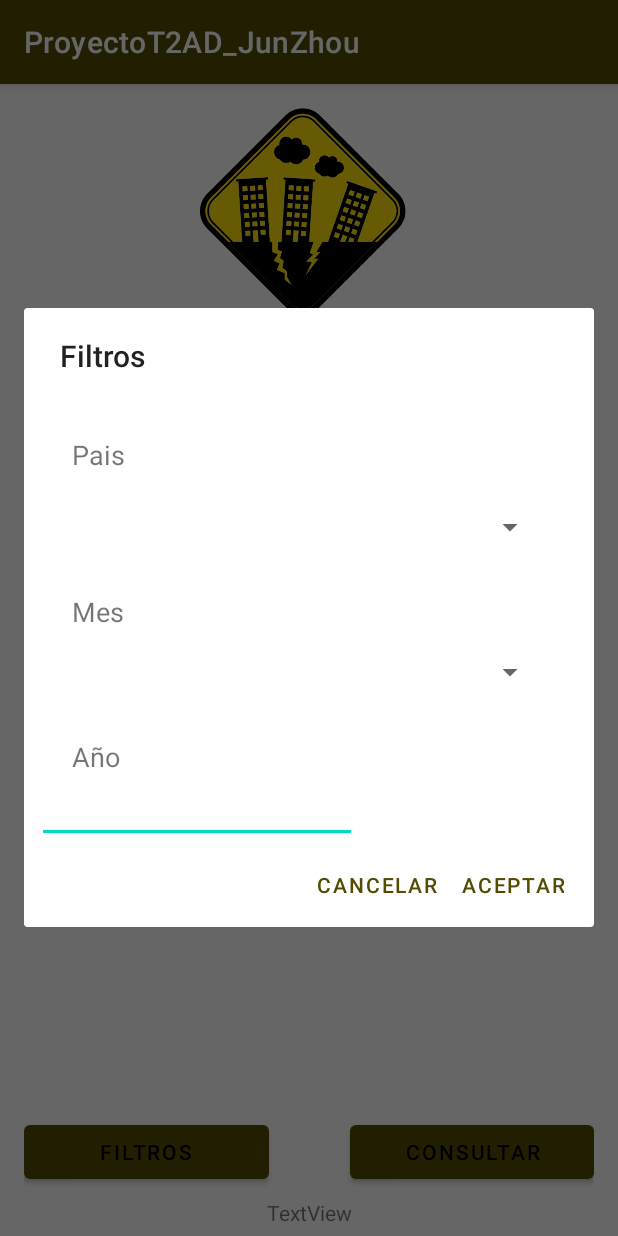
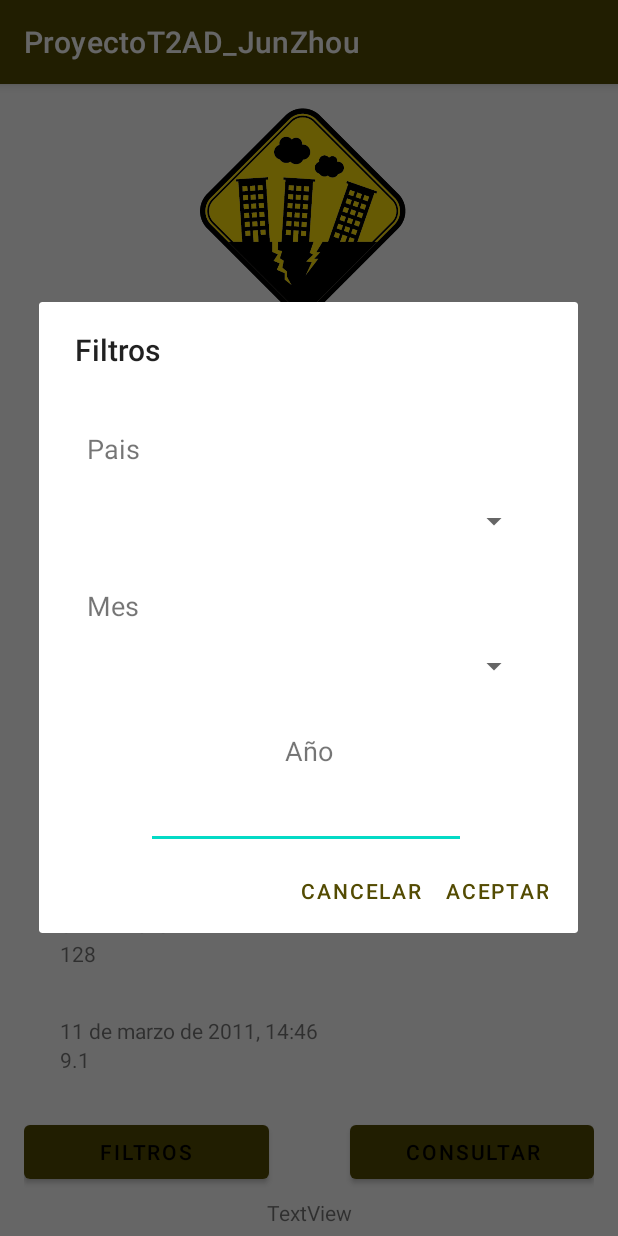
Before and after one commit to JunZH0/Earthquake_Android_APP, an Android app: the screen it shows after launch (MainActivity), after a tap on "FILTROS", on a phone screen of 412 x 824 dp. Run offline under Robolectric (Android 15) with nearby library versions, the phone set to English and light mode, and no system bars; our stand-ins replace Room's generated code.

Commit message:
finished implementing recycleView and Query test to display the information

```diff
--- a/app/src/main/java/com/example/proyectot2ad_junzhou/MainActivity.java
+++ b/app/src/main/java/com/example/proyectot2ad_junzhou/MainActivity.java
@@ -1,12 +1,10 @@
 package com.example.proyectot2ad_junzhou;
 
 import androidx.appcompat.app.AppCompatActivity;
+import androidx.recyclerview.widget.DefaultItemAnimator;
+import androidx.recyclerview.widget.LinearLayoutManager;
 import androidx.recyclerview.widget.RecyclerView;
-import androidx.room.Dao;
-import androidx.room.Room;
 
-import android.content.Intent;
-import android.database.sqlite.SQLiteConstraintException;
 import android.os.Bundle;
 import android.view.View;
 import android.widget.Button;
@@ -14,7 +12,7 @@ import android.widget.Button;
 import com.example.proyectot2ad_junzhou.dao.TerremotosDao;
 import com.example.proyectot2ad_junzhou.entity.PaisesAfectados;
 import com.example.proyectot2ad_junzhou.entity.Terremotos;
-import com.example.proyectot2ad_junzhou.rvutils.db.TerremotoAdapter;
+import com.example.proyectot2ad_junzhou.rvutils.db.TerremotosAdapter;
 import com.example.proyectot2ad_junzhou.rvutils.db.TerremotosDB;
 
 import java.io.File;
@@ -24,11 +22,12 @@ import java.util.List;
 
 public class MainActivity extends AppCompatActivity implements View.OnClickListener, OnDatosListener {
 
-    Button btnFiltro;
-    Button btnConsulta;
-    RecyclerView rvTerremotos;
-    TerremotosDB tDB;
-    TerremotoAdapter tAdapter;
+    private Button btnFiltro;
+    private Button btnConsulta;
+    private RecyclerView rvTerremotos;
+    private TerremotosDB tDB;
+    private TerremotosAdapter tAdapter;
+    private List<Terremotos> listaTerremotos;
 
 
     @Override
@@ -44,6 +43,27 @@ public class MainActivity extends AppCompatActivity implements View.OnClickListe
         btnConsulta.setOnClickListener((View.OnClickListener) this);
 
         initDatos();
+        cargarRecycleView();
+
+
+
+    }
+
+    private void cargarRecycleView() {
+        listaTerremotos = new ArrayList<>();
+        tAdapter = new TerremotosAdapter(listaTerremotos);
+        RecyclerView.LayoutManager layoutManager = new LinearLayoutManager(this);
+        rvTerremotos.setLayoutManager(layoutManager);
+        rvTerremotos.setItemAnimator(new DefaultItemAnimator());
+        rvTerremotos.setAdapter(tAdapter);
+
+        tDB = TerremotosDB.getDatabase(this);
+
+        TerremotosDao tDao = tDB.terremotosDao();
+
+        List<Terremotos> terremotosList = tDao.getAll();
+        TerremotosAdapter adapter = new TerremotosAdapter(terremotosList);
+        rvTerremotos.setAdapter(adapter);
 
     }
 
@@ -159,10 +179,7 @@ public class MainActivity extends AppCompatActivity implements View.OnClickListe
             FilterDialog filterDialog = new FilterDialog();
             filterDialog.show(getSupportFragmentManager(), "FilterDialog");
         } else if (view.getId() == R.id.btnQuery) {
-            // hace una consulta a la base de datos y muestra los resultados en el recycler view
-            tDB = TerremotosDB.getDatabase(this);
-            List<Terremotos> listaTerremotos = tDB.terremotosDao().getAll();
-           // TODO
+
 
         }
     }
--- a/app/src/main/java/com/example/proyectot2ad_junzhou/entity/PaisesAfectados.java
+++ b/app/src/main/java/com/example/proyectot2ad_junzhou/entity/PaisesAfectados.java
@@ -8,17 +8,17 @@ import androidx.room.Index;
 import androidx.room.PrimaryKey;
 
 @Entity(tableName = "PAISES_AFECTADOS",
+        primaryKeys = {"fecha_Hora", "pais"},
         foreignKeys = {@ForeignKey(entity = Terremotos.class,
-        parentColumns = "fecha_Hora",
-        childColumns = "fecha_Hora",
-        onDelete = ForeignKey.CASCADE)})
-
+                parentColumns = "fecha_Hora",
+                childColumns = "fecha_Hora",
+                onDelete = ForeignKey.CASCADE)})
 public class PaisesAfectados {
 
-    @PrimaryKey
     @NonNull
     public String fecha_Hora;
 
+    @NonNull
     @ColumnInfo(name = "pais")
     public String pais;
 
--- /dev/null
+++ b/app/src/main/java/com/example/proyectot2ad_junzhou/rvutils/db/TerremotosAdapter.java
@@ -0,0 +1,61 @@
+package com.example.proyectot2ad_junzhou.rvutils.db;
+
+import android.view.LayoutInflater;
+import android.view.View;
+import android.view.ViewGroup;
+import android.widget.TextView;
+
+import androidx.annotation.NonNull;
+import androidx.recyclerview.widget.RecyclerView;
+
+import com.example.proyectot2ad_junzhou.R;
+import com.example.proyectot2ad_junzhou.entity.Terremotos;
+
+import java.util.List;
+
+public class TerremotosAdapter extends RecyclerView.Adapter<TerremotosAdapter.TerremotoViewHolder> {
+
+    private List<Terremotos> terremotosList;
+
+    public TerremotosAdapter(List<Terremotos> terremotosList) {
+        this.terremotosList = terremotosList;
+    }
+
+    @NonNull
+    @Override
+    public TerremotoViewHolder onCreateViewHolder(@NonNull ViewGroup parent, int viewType) {
+        View itemView = LayoutInflater.from(parent.getContext())
+                .inflate(R.layout.terremoto_item, parent, false);
+        return new TerremotoViewHolder(itemView);
+    }
+
+    @Override
+    public void onBindViewHolder(@NonNull TerremotoViewHolder holder, int position) {
+        Terremotos terremoto = terremotosList.get(position);
+        holder.fecha_Hora.setText(terremoto.getFecha_Hora());
+        holder.magnitud.setText(String.valueOf(terremoto.getMagnitud()));
+        holder.nom_disp.setText(terremoto.getNom_disp());
+        holder.coordenadas.setText(terremoto.getCoordenadas());
+        holder.lugar.setText(terremoto.getLugar());
+        holder.muertes.setText(terremoto.getMuertes());
+    }
+
+    @Override
+    public int getItemCount() {
+        return terremotosList.size();
+    }
+
+    public class TerremotoViewHolder extends RecyclerView.ViewHolder {
+        public TextView fecha_Hora, magnitud, nom_disp, coordenadas, lugar, muertes;
+
+        public TerremotoViewHolder(@NonNull View itemView) {
+            super(itemView);
+            fecha_Hora = itemView.findViewById(R.id.tvItemFecha);
+            magnitud = itemView.findViewById(R.id.tvItemMagnitud);
+            nom_disp = itemView.findViewById(R.id.tvItemNomDisp);
+            coordenadas = itemView.findViewById(R.id.tvItemCoord);
+            lugar = itemView.findViewById(R.id.tvItemLugar);
+            muertes = itemView.findViewById(R.id.tvItemMuertes);
+        }
+    }
+}
--- a/app/src/main/res/layout/activity_filter_dialog.xml
+++ b/app/src/main/res/layout/activity_filter_dialog.xml
@@ -54,21 +54,26 @@
         android:id="@+id/tvAnio"
         android:layout_width="wrap_content"
         android:layout_height="wrap_content"
-        android:layout_marginStart="32dp"
+        android:layout_marginStart="16dp"
         android:layout_marginTop="32dp"
+        android:layout_marginEnd="16dp"
         android:text="@string/stringESPAnio"
         android:textSize="18sp"
-        app:layout_constraintStart_toStartOf="parent" app:layout_constraintTop_toBottomOf="@+id/spnMes" />
+        app:layout_constraintEnd_toEndOf="parent"
+        app:layout_constraintStart_toStartOf="parent"
+        app:layout_constraintTop_toBottomOf="@+id/spnMes" />
 
     <EditText
         android:id="@+id/editTextNumber2"
         android:layout_width="wrap_content"
         android:layout_height="wrap_content"
         android:layout_marginStart="24dp"
-        android:layout_marginEnd="174dp"
+        android:layout_marginTop="8dp"
+        android:layout_marginEnd="32dp"
         android:ems="10"
         android:inputType="number"
         app:layout_constraintEnd_toEndOf="parent"
+        app:layout_constraintHorizontal_bias="0.524"
         app:layout_constraintStart_toStartOf="parent"
         app:layout_constraintTop_toBottomOf="@+id/tvAnio" />
 
--- a/app/src/main/res/layout/terremoto_item.xml
+++ b/app/src/main/res/layout/terremoto_item.xml
@@ -1,14 +1,44 @@
 <?xml version="1.0" encoding="utf-8"?>
-<FrameLayout xmlns:android="http://schemas.android.com/apk/res/android"
-    xmlns:tools="http://schemas.android.com/tools"
+<LinearLayout xmlns:android="http://schemas.android.com/apk/res/android"
     android:layout_width="match_parent"
-    android:layout_height="match_parent"
-    tools:context=".terremotoItem">
+    android:layout_height="wrap_content"
+    android:orientation="vertical"
+    android:padding="16dp">
 
-    <!-- TODO: Update blank fragment layout -->
     <TextView
-        android:layout_width="match_parent"
+        android:id="@+id/tvItemFecha"
+        android:layout_width="wrap_content"
         android:layout_height="wrap_content"
-        android:text="@string/hello_blank_fragment" />
+        android:text="Fecha y Hora" />
 
-</FrameLayout>
+    <TextView
+        android:id="@+id/tvItemMagnitud"
+        android:layout_width="wrap_content"
+        android:layout_height="wrap_content"
+        android:text="Magnitud" />
+
+    <TextView
+        android:id="@+id/tvItemNomDisp"
+        android:layout_width="wrap_content"
+        android:layout_height="wrap_content"
+        android:text="Dispositivo" />
+
+    <TextView
+        android:id="@+id/tvItemCoord"
+        android:layout_width="wrap_content"
+        android:layout_height="wrap_content"
+        android:text="Coordenadas" />
+
+    <TextView
+        android:id="@+id/tvItemLugar"
+        android:layout_width="wrap_content"
+        android:layout_height="wrap_content"
+        android:text="Lugar" />
+
+    <TextView
+        android:id="@+id/tvItemMuertes"
+        android:layout_width="wrap_content"
+        android:layout_height="wrap_content"
+        android:text="Muertes" />
+
+</LinearLayout>
--- a/build.gradle
+++ b/build.gradle
@@ -1,5 +1,5 @@
 // Top-level build file where you can add configuration options common to all sub-projects/modules.
 plugins {
-    id 'com.android.application' version '7.4.0' apply false
-    id 'com.android.library' version '7.4.0' apply false
+    id 'com.android.application' version '7.4.1' apply false
+    id 'com.android.library' version '7.4.1' apply false
 }
```
Also changed, not shown: app/src/main/java/com/example/proyectot2ad_junzhou/rvutils/db/TerremotoAdapter.java (deleted, +0 -42 lines), app/src/main/java/com/example/proyectot2ad_junzhou/terremotoItem.java (deleted, +0 -64 lines).
